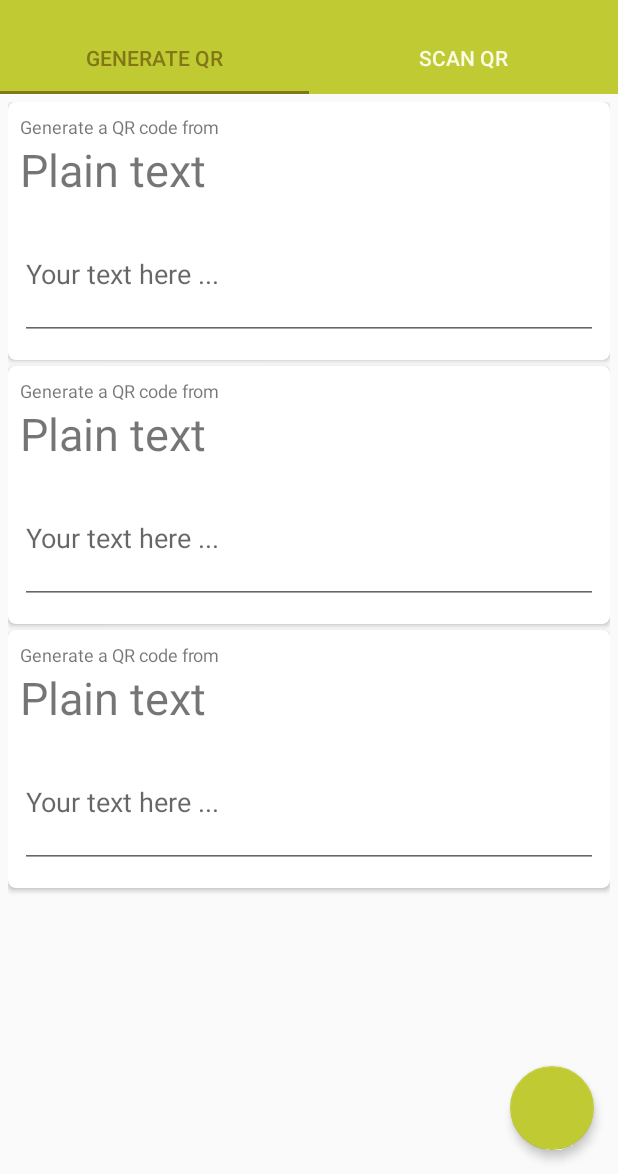
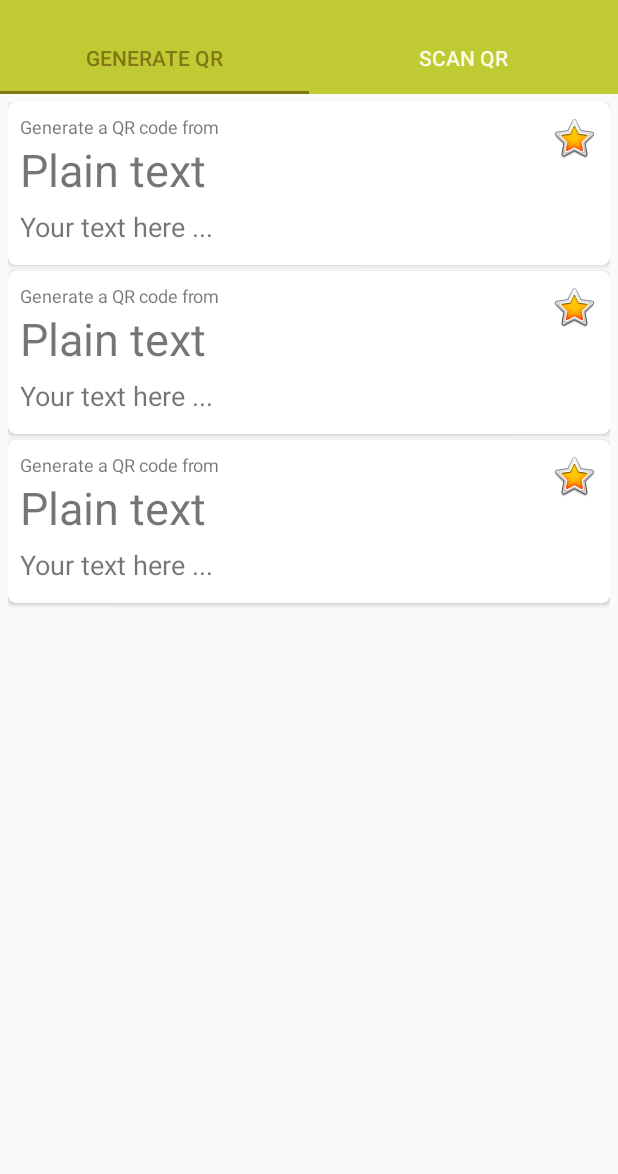
Before and after one commit to rainqer/qrgen, an Android app: the screen it shows after launch (LandingPageActivity), on a phone screen of 412 x 824 dp, the part 62-1236 px from its top. Run offline under Robolectric (Android 15) with nearby library versions, the phone set to English and light mode, and no system bars; our stand-ins replace ButterKnife, Dagger/Hilt's generated code; libraries missing offline, so code that uses them is left out: com.squareup.otto.

Commit message:
removed colors from main list, removed action button from main list, transition to details

```diff
--- a/app/build.gradle
+++ b/app/build.gradle
@@ -7,7 +7,7 @@ android {
 
     defaultConfig {
         applicationId "pl.touk.qrgen"
-        minSdkVersion 14
+        minSdkVersion 16
         targetSdkVersion 23
         versionCode 1
         versionName "1.0"
--- a/app/src/main/AndroidManifest.xml
+++ b/app/src/main/AndroidManifest.xml
@@ -9,7 +9,7 @@
         android:theme="@style/AppTheme"
         android:name=".QrGenApplication">
         <activity
-            android:name=".ui.LandingPageActivity"
+            android:name=".ui.qrselect.LandingPageActivity"
             android:label="@string/app_name"
             android:windowSoftInputMode="adjustPan">
             <intent-filter>
@@ -20,6 +20,7 @@
         </activity>
 
         <activity android:name=".ui.generated.CodeGeneratedActivity"/>
+        <activity android:name=".ui.details.DetailsPageActivity"/>
 
     </application>
 
--- a/app/src/main/java/pl/touk/qrgen/dagger/LandingActivityComponent.java
+++ b/app/src/main/java/pl/touk/qrgen/dagger/LandingActivityComponent.java
@@ -1,9 +1,9 @@
 package pl.touk.qrgen.dagger;
 
 import dagger.Component;
-import pl.touk.qrgen.ui.LandingPageActivity;
-import pl.touk.qrgen.ui.LandingPagerAdapter;
-import pl.touk.qrgen.ui.generation.AvailableCodesListFragment;
+import pl.touk.qrgen.ui.qrselect.LandingPageActivity;
+import pl.touk.qrgen.ui.qrselect.LandingPagerAdapter;
+import pl.touk.qrgen.ui.qrselect.AvailableCodesListFragment;
 import pl.touk.qrgen.ui.scaning.ScanningFragment;
 
 @LandingActivityScope
--- a/app/src/main/java/pl/touk/qrgen/dagger/LandingActivityPagerAdapterModule.java
+++ b/app/src/main/java/pl/touk/qrgen/dagger/LandingActivityPagerAdapterModule.java
@@ -2,8 +2,8 @@ package pl.touk.qrgen.dagger;
 
 import dagger.Module;
 import dagger.Provides;
-import pl.touk.qrgen.ui.LandingPageActivity;
-import pl.touk.qrgen.ui.LandingPagerAdapter;
+import pl.touk.qrgen.ui.qrselect.LandingPageActivity;
+import pl.touk.qrgen.ui.qrselect.LandingPagerAdapter;
 import pl.touk.qrgen.ui.ResourceProvider;
 
 @Module
--- a/app/src/main/java/pl/touk/qrgen/translations/QrCodeTranslation.java
+++ b/app/src/main/java/pl/touk/qrgen/translations/QrCodeTranslation.java
@@ -1,9 +1,11 @@
 package pl.touk.qrgen.translations;
 
+import android.app.Activity;
 import android.content.Context;
 import android.content.Intent;
 import android.support.annotation.NonNull;
 import android.support.annotation.Nullable;
+import android.support.v7.app.AppCompatActivity;
 import android.view.LayoutInflater;
 import android.view.View;
 
@@ -11,5 +13,6 @@ public interface QrCodeTranslation {
     @NonNull View getTranslationViewAndBind(LayoutInflater inflater);
     @Nullable View getBoundView();
     @Nullable Intent getIntentToActivityWithTranslation(Context context);
+    void launchActivityWithDetails(AppCompatActivity activity);
     boolean isBound();
 }
--- a/app/src/main/java/pl/touk/qrgen/ui/generation/AvailableCodesListFragment.java
+++ /dev/null
@@ -1,64 +0,0 @@
-package pl.touk.qrgen.ui.generation;
-
-import android.content.Intent;
-import android.os.Bundle;
-import android.support.v4.app.Fragment;
-import android.view.LayoutInflater;
-import android.view.View;
-import android.view.ViewGroup;
-import android.widget.ListView;
-import android.widget.Toast;
-import com.squareup.otto.Bus;
-import com.squareup.otto.Subscribe;
-import javax.inject.Inject;
-import butterknife.Bind;
-import butterknife.ButterKnife;
-import pl.touk.qrgen.R;
-import pl.touk.qrgen.events.GenerateCodeButtonClickedEvent;
-import pl.touk.qrgen.ui.LandingActivityComponentProvider;
-import pl.touk.qrgen.ui.ResourceProvider;
-
-public class AvailableCodesListFragment extends Fragment {
-
-    @Inject Bus bus;
-    @Inject AvailableCodeTranslationsListAdapter availableCodeTranslationsListAdapter;
-    @Inject ResourceProvider resourceProvider;
-    @Bind(R.id.translations_list) ListView availableTranslationsList;
-
-    @Override
-    public View onCreateView(LayoutInflater inflater, ViewGroup container, Bundle savedInstanceState) {
-        View content = inflater.inflate(R.layout.fragment_available_translations, container, false);
-        ButterKnife.bind(this, content);
-        ((LandingActivityComponentProvider) getActivity()).getComponent().inject(this);
-        availableTranslationsList.setAdapter(availableCodeTranslationsListAdapter);
-        return content;
-    }
-
-    @Override
-    public void onStart() {
-        super.onStart();
-        bus.register(this);
-    }
-
-    @Override
-    public void onStop() {
-        super.onStop();
-        bus.unregister(this);
-    }
-
-    @Subscribe
-    public void generateCodeButtonClicked(GenerateCodeButtonClickedEvent event) {
-        Intent showGeneratedCodeIntent = availableCodeTranslationsListAdapter
-                .getActiveCodeTranslation()
-                .getIntentToActivityWithTranslation(getActivity());
-        if (showGeneratedCodeIntent != null) {
-            getActivity().startActivity(showGeneratedCodeIntent);
-        } else {
-            Toast.makeText(
-                    getActivity(),
-                    resourceProvider.getString(R.string.translation_plain_text_error),
-                    Toast.LENGTH_SHORT)
-                    .show();
-        }
-    }
-}
--- /dev/null
+++ b/app/src/main/java/pl/touk/qrgen/ui/qrselect/AvailableCodesListFragment.java
@@ -0,0 +1,37 @@
+package pl.touk.qrgen.ui.qrselect;
+
+import android.os.Bundle;
+import android.support.v4.app.Fragment;
+import android.view.LayoutInflater;
+import android.view.View;
+import android.view.ViewGroup;
+import android.widget.AdapterView;
+import android.widget.ListView;
+import com.squareup.otto.Bus;
+import javax.inject.Inject;
+import butterknife.Bind;
+import butterknife.ButterKnife;
+import pl.touk.qrgen.R;
+
+public class AvailableCodesListFragment extends Fragment implements AdapterView.OnItemClickListener {
+
+    @Inject AvailableCodeTranslationsListAdapter availableCodeTranslationsListAdapter;
+    @Bind(R.id.translations_list) ListView availableTranslationsList;
+
+    @Override
+    public View onCreateView(LayoutInflater inflater, ViewGroup container, Bundle savedInstanceState) {
+        View content = inflater.inflate(R.layout.fragment_available_translations, container, false);
+        ButterKnife.bind(this, content);
+        ((LandingActivityComponentProvider) getActivity()).getComponent().inject(this);
+        availableTranslationsList.setAdapter(availableCodeTranslationsListAdapter);
+        availableTranslationsList.setOnItemClickListener(this);
+        return content;
+    }
+
+    @Override
+    public void onItemClick(AdapterView<?> parent, View view, int position, long id) {
+        availableCodeTranslationsListAdapter
+                .launchTranslationDetails((LandingPageActivity) getActivity(), position);
+    }
+
+}
--- a/app/src/main/java/pl/touk/qrgen/ui/LandingActivityComponentProvider.java
+++ b/app/src/main/java/pl/touk/qrgen/ui/qrselect/LandingActivityComponentProvider.java
@@ -1,4 +1,4 @@
-package pl.touk.qrgen.ui;
+package pl.touk.qrgen.ui.qrselect;
 
 import pl.touk.qrgen.dagger.LandingActivityComponent;
 
--- a/app/src/main/java/pl/touk/qrgen/ui/LandingPageActivity.java
+++ b/app/src/main/java/pl/touk/qrgen/ui/qrselect/LandingPageActivity.java
@@ -1,4 +1,4 @@
-package pl.touk.qrgen.ui;
+package pl.touk.qrgen.ui.qrselect;
 
 import android.os.Bundle;
 import android.support.design.widget.TabLayout;
@@ -7,8 +7,6 @@ import android.support.v7.app.AppCompatActivity;
 import android.support.v7.widget.Toolbar;
 import android.view.Menu;
 import android.view.MenuItem;
-import com.squareup.otto.Bus;
-import com.squareup.otto.Subscribe;
 import javax.inject.Inject;
 import butterknife.Bind;
 import butterknife.ButterKnife;
@@ -17,10 +15,7 @@ import pl.touk.qrgen.R;
 import pl.touk.qrgen.dagger.DaggerLandingActivityComponent;
 import pl.touk.qrgen.dagger.LandingActivityComponent;
 import pl.touk.qrgen.dagger.LandingActivityPagerAdapterModule;
-import pl.touk.qrgen.events.GenerateCodePageSelectedEvent;
-import pl.touk.qrgen.events.ScanCodePageSelectedEvent;
 import pl.touk.qrgen.ui.common.LandingPageChangedListener;
-import pl.touk.qrgen.ui.view.FloatingActionButtonOverlay;
 
 public class LandingPageActivity extends AppCompatActivity implements LandingActivityComponentProvider {
 
@@ -28,9 +23,7 @@ public class LandingPageActivity extends AppCompatActivity implements LandingAct
     @Bind(R.id.pager) ViewPager viewPager;
     @Bind(R.id.tab_layout) TabLayout tabLayout;
     @Bind(R.id.tool_bar) Toolbar toolbar;
-    @Inject FloatingActionButtonOverlay floatingActionButtonOverlay;
     @Inject LandingPageChangedListener landingPageChangedListener;
-    @Inject Bus bus;
     @Inject LandingPagerAdapter sectionsPagerAdapter;
     private LandingActivityComponent component;
 
@@ -47,7 +40,6 @@ public class LandingPageActivity extends AppCompatActivity implements LandingAct
         ButterKnife.bind(this);
         setSupportActionBar(toolbar);
 
-        floatingActionButtonOverlay.attach(this);
         setupPager();
     }
 
@@ -69,19 +61,6 @@ public class LandingPageActivity extends AppCompatActivity implements LandingAct
     }
 
     @Override
-    protected void onResume() {
-        super.onResume();
-        bus.register(this);
-        floatingActionButtonOverlay.showButtonWithAnimation(this);
-    }
-
-    @Override
-    protected void onPause() {
-        super.onPause();
-        bus.unregister(this);
-    }
-
-    @Override
     public boolean onOptionsItemSelected(MenuItem item) {
         int id = item.getItemId();
 
@@ -98,14 +77,4 @@ public class LandingPageActivity extends AppCompatActivity implements LandingAct
         ButterKnife.unbind(sectionsPagerAdapter);
         viewPager.clearOnPageChangeListeners();
     }
-
-    @Subscribe
-    public void onGenerateCodePageSelected(GenerateCodePageSelectedEvent event) {
-        floatingActionButtonOverlay.showButtonWithAnimation(this);
-    }
-
-    @Subscribe
-    public void onGenerateCodePageSelected(ScanCodePageSelectedEvent event) {
-        floatingActionButtonOverlay.hideButtonWithAnimation(this);
-    }
 }
--- a/app/src/main/java/pl/touk/qrgen/ui/LandingPagerAdapter.java
+++ b/app/src/main/java/pl/touk/qrgen/ui/qrselect/LandingPagerAdapter.java
@@ -1,11 +1,11 @@
-package pl.touk.qrgen.ui;
+package pl.touk.qrgen.ui.qrselect;
 
 import android.support.annotation.NonNull;
 import android.support.v4.app.Fragment;
 import android.support.v4.app.FragmentManager;
 import android.support.v4.app.FragmentPagerAdapter;
 import pl.touk.qrgen.R;
-import pl.touk.qrgen.ui.generation.AvailableCodesListFragment;
+import pl.touk.qrgen.ui.ResourceProvider;
 import pl.touk.qrgen.ui.scaning.ScanningFragment;
 
 public class LandingPagerAdapter extends FragmentPagerAdapter {
--- a/app/src/main/java/pl/touk/qrgen/ui/scaning/ScanningFragment.java
+++ b/app/src/main/java/pl/touk/qrgen/ui/scaning/ScanningFragment.java
@@ -7,7 +7,7 @@ import android.view.LayoutInflater;
 import android.view.View;
 import android.view.ViewGroup;
 
-import pl.touk.qrgen.ui.LandingActivityComponentProvider;
+import pl.touk.qrgen.ui.qrselect.LandingActivityComponentProvider;
 
 public class ScanningFragment extends Fragment {
     @Nullable
--- a/app/src/main/res/layout/translation_card_plain_text.xml
+++ b/app/src/main/res/layout/translation_card_plain_text.xml
@@ -4,39 +4,52 @@
     android:id="@+id/card_view"
     android:layout_width="match_parent"
     android:layout_height="wrap_content"
+    android:foreground="?android:attr/selectableItemBackground"
     style="@style/lime_translation_card">
 
-    <LinearLayout
+    <RelativeLayout
         android:layout_width="match_parent"
         android:layout_height="wrap_content"
         android:orientation="vertical"
         style="@style/list_with_padding">
 
+        <ImageView
+            android:id="@+id/plain_text_image"
+            android:transitionName="@string/translation_plain_transition"
+            android:layout_alignParentRight="true"
+            android:layout_alignParentTop="true"
+            android:layout_width="wrap_content"
+            android:layout_height="wrap_content"
+            android:src="@android:drawable/btn_star_big_on"/>
+
         <TextView
+            android:id="@+id/top_title"
+            android:layout_alignParentStart="true"
+            android:layout_alignParentLeft="true"
             android:text="@string/translation_subtitle"
             android:textSize="@dimen/translation_card_subtitle_text_size"
-            android:layout_width="match_parent"
+            android:layout_width="wrap_content"
             android:layout_height="wrap_content"/>
 
         <TextView
+            android:id="@+id/title"
+            android:layout_below="@+id/top_title"
+            android:layout_alignParentLeft="true"
             android:text="@string/translation_plain_text_title"
             android:textSize="@dimen/translation_card_title_text_size"
+            android:layout_width="wrap_content"
+            android:layout_height="wrap_content"
+            android:layout_marginBottom="@dimen/translation_card_inner_margin"/>
+
+        <TextView
+            android:layout_below="@+id/title"
+            android:layout_alignParentLeft="true"
+            android:text="@string/translation_plain_text_hint"
+            android:textSize="@dimen/translation_card_content_text_size"
             android:layout_width="match_parent"
             android:layout_height="wrap_content"
             android:layout_marginBottom="@dimen/translation_card_inner_margin"/>
 
-        <EditText
-            android:id="@+id/translation_content"
-            android:inputType="textMultiLine"
-            android:minLines="3"
-            android:maxLines="4"
-            android:textSize="@dimen/translation_card_content_text_size"
-            android:hint="@string/translation_plain_text_hint"
-            android:layout_width="match_parent"
-            android:layout_height="wrap_content"
-            style="@style/edit_text_style"
-            android:layout_marginBottom="@dimen/translation_card_inner_margin"/>
-
-    </LinearLayout>
+    </RelativeLayout>
 
 </android.support.v7.widget.CardView>
--- a/app/src/main/res/values/colors.xml
+++ b/app/src/main/res/values/colors.xml
@@ -5,6 +5,7 @@
     <color name="text_dark">#444444</color>
     <color name="lime_dark">#C0CA33</color>
     <color name="lime_very_dark">#827717</color>
+    <color name="lime">#D4E157</color>
     <color name="lime_very_light">#F9FBE7</color>
     <color name="lime_light">#F0F4C3</color>
     <color name="safe_transparent">#01000000</color>
--- a/app/src/main/res/values/strings.xml
+++ b/app/src/main/res/values/strings.xml
@@ -5,10 +5,11 @@
     <string name="title_section2">Scan QR</string>
     <string name="action_settings">Settings</string>
 
-    <string name="translation_plain_text_error">Something went wrong, please try again.</string>
+    <string name="translation_plain_text_error">You haven\'t filled all the fields for your QR code.</string>
 
     <string name="translation_subtitle">Generate a QR code from</string>
     <!-- plain text to qr code-->
+    <string name="translation_plain_transition">plain_text_transition_to_details</string>
     <string name="translation_plain_text_title">Plain text</string>
     <string name="translation_plain_text_label">Content :</string>
     <string name="translation_plain_text_hint">Your text here ...</string>
```
Also changed, not shown: app/src/main/java/pl/touk/qrgen/translations/QrCodePlainTextTranslation.java (+18 -6 lines), app/src/main/java/pl/touk/qrgen/ui/details/DetailsPageActivity.java (added, +96 -0 lines), app/src/main/java/pl/touk/qrgen/ui/qrselect/AvailableCodeTranslationsListAdapter.java (renamed from app/src/main/java/pl/touk/qrgen/ui/generation/AvailableCodeTranslationsListAdapter.java, +4 -9 lines), app/src/main/res/layout/activity_created.xml (+13 -3 lines), app/src/main/res/layout/activity_details.xml (added, +29 -0 lines).
